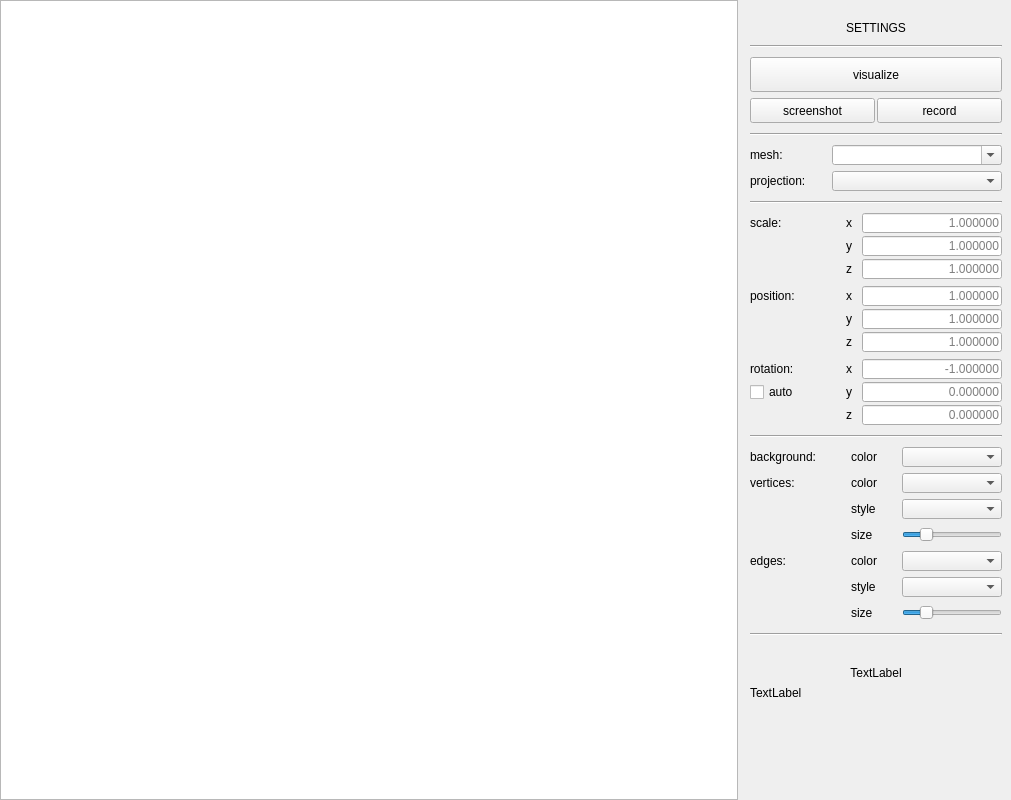
The window that src/gui/mainwindow.ui (Dolaxom/C_3DEngine) describes before a commit, drawn with Qt 5.
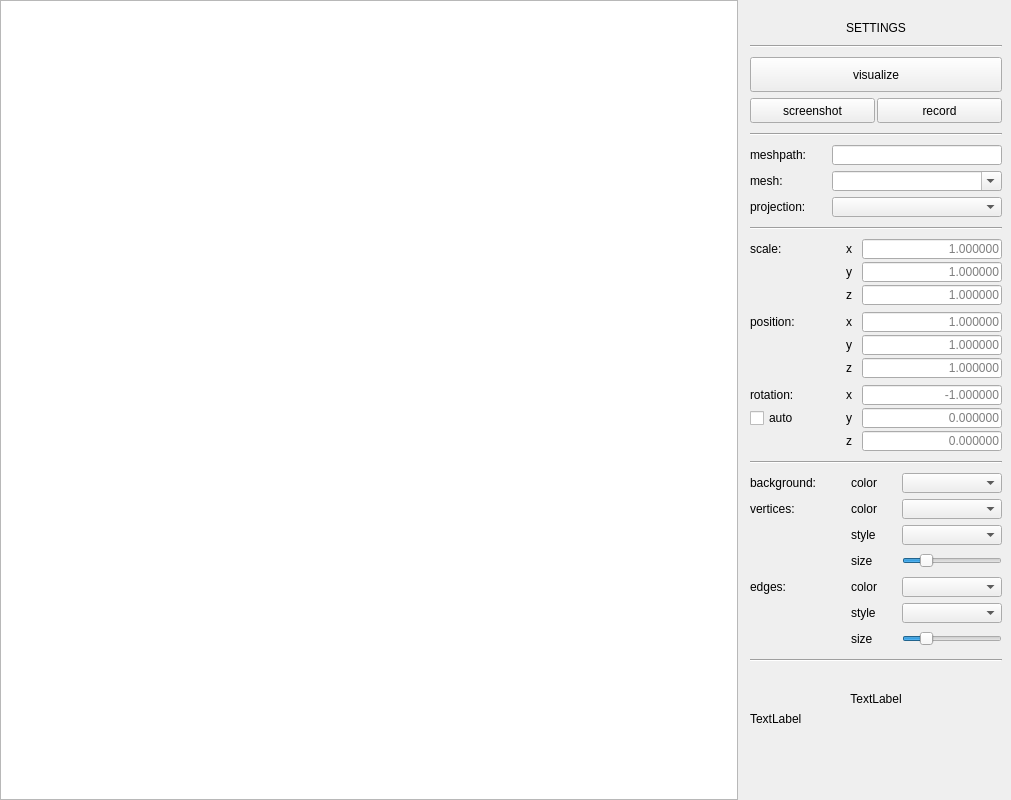
The same window after the commit.

Patch:
```diff
--- a/src/gui/mainwindow.ui
+++ b/src/gui/mainwindow.ui
@@ -171,7 +171,10 @@
         <property name="horizontalSpacing">
          <number>2</number>
         </property>
-        <item row="0" column="0">
+        <property name="verticalSpacing">
+         <number>6</number>
+        </property>
+        <item row="1" column="0">
          <widget class="QLabel" name="meshl">
           <property name="sizePolicy">
            <sizepolicy hsizetype="Preferred" vsizetype="Preferred">
@@ -196,7 +199,7 @@
           </property>
          </widget>
         </item>
-        <item row="0" column="1">
+        <item row="1" column="1">
          <widget class="QComboBox" name="meshd">
           <property name="minimumSize">
            <size>
@@ -221,7 +224,7 @@
           </property>
          </widget>
         </item>
-        <item row="1" column="0">
+        <item row="2" column="0">
          <widget class="QLabel" name="projectionl">
           <property name="minimumSize">
            <size>
@@ -240,7 +243,7 @@
           </property>
          </widget>
         </item>
-        <item row="1" column="1">
+        <item row="2" column="1">
          <widget class="QComboBox" name="projectiond">
           <property name="minimumSize">
            <size>
@@ -256,6 +259,47 @@
           </property>
          </widget>
         </item>
+        <item row="0" column="1">
+         <widget class="QLineEdit" name="meshpathedit">
+          <property name="sizePolicy">
+           <sizepolicy hsizetype="Fixed" vsizetype="Fixed">
+            <horstretch>0</horstretch>
+            <verstretch>0</verstretch>
+           </sizepolicy>
+          </property>
+          <property name="minimumSize">
+           <size>
+            <width>170</width>
+            <height>20</height>
+           </size>
+          </property>
+          <property name="maximumSize">
+           <size>
+            <width>170</width>
+            <height>20</height>
+           </size>
+          </property>
+         </widget>
+        </item>
+        <item row="0" column="0">
+         <widget class="QLabel" name="meshpathl">
+          <property name="minimumSize">
+           <size>
+            <width>80</width>
+            <height>20</height>
+           </size>
+          </property>
+          <property name="maximumSize">
+           <size>
+            <width>80</width>
+            <height>20</height>
+           </size>
+          </property>
+          <property name="text">
+           <string>meshpath:</string>
+          </property>
+         </widget>
+        </item>
        </layout>
       </item>
       <item>
```
Left out of the diff: 84 changed lines with no effect on the pictures.
